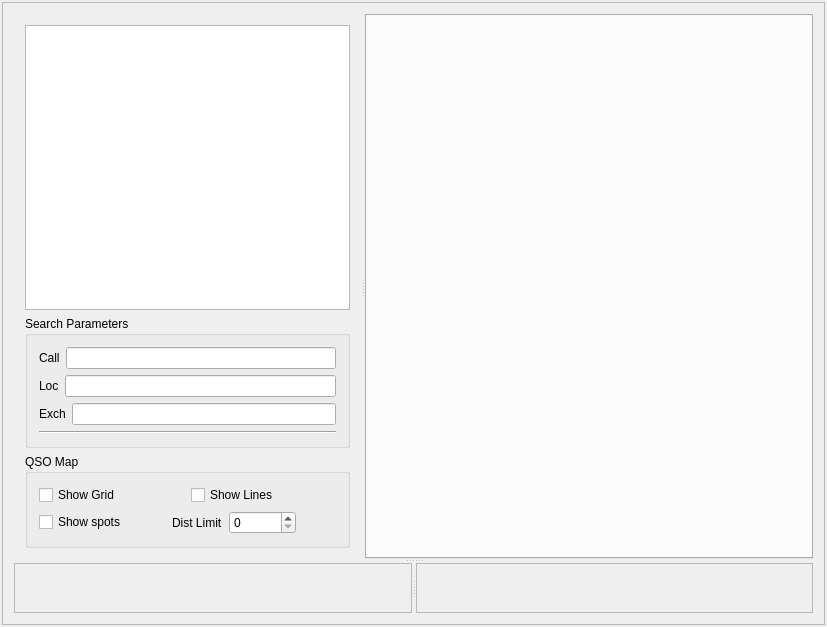
Above: mqt/MqtMonitor/MonitorMain.ui from Rsclub22/Minos2-Mirror before the change. Below: the same form after it.
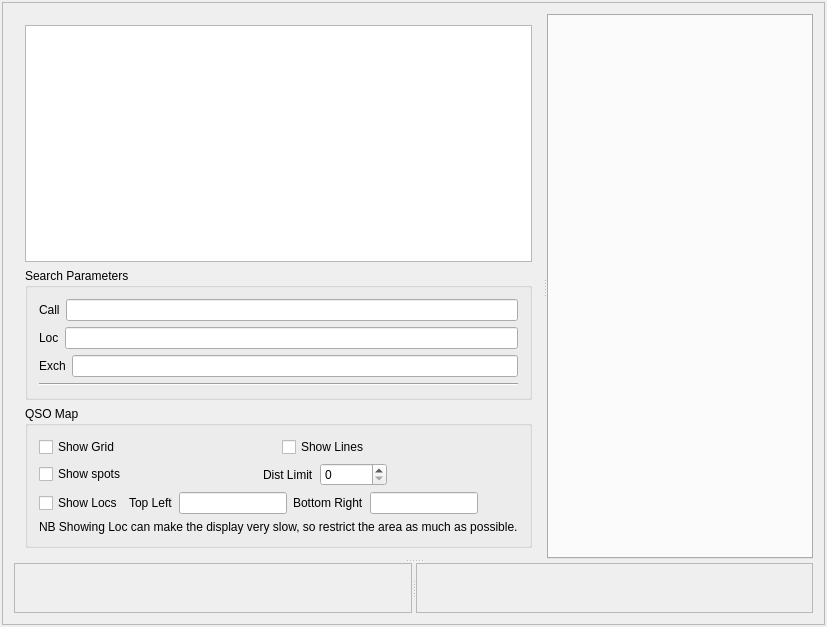
That is the form after the change. Custom widgets are drawn as their Qt base class.

Patch:
```diff
--- a/mqt/MqtMonitor/MonitorMain.ui
+++ b/mqt/MqtMonitor/MonitorMain.ui
@@ -214,6 +214,60 @@
                  </item>
                 </layout>
                </item>
+               <item>
+                <layout class="QHBoxLayout" name="horizontalLayout_7">
+                 <item>
+                  <widget class="QCheckBox" name="showLocs">
+                   <property name="text">
+                    <string>Show Locs</string>
+                   </property>
+                  </widget>
+                 </item>
+                 <item>
+                  <widget class="QLabel" name="label_5">
+                   <property name="text">
+                    <string>Top Left</string>
+                   </property>
+                  </widget>
+                 </item>
+                 <item>
+                  <widget class="QLineEdit" name="locTL"/>
+                 </item>
+                 <item>
+                  <widget class="QLabel" name="label_6">
+                   <property name="text">
+                    <string>Bottom Right</string>
+                   </property>
+                  </widget>
+                 </item>
+                 <item>
+                  <widget class="QLineEdit" name="locBR"/>
+                 </item>
+                 <item>
+                  <spacer name="horizontalSpacer_3">
+                   <property name="orientation">
+                    <enum>Qt::Horizontal</enum>
+                   </property>
+                   <property name="sizeHint" stdset="0">
+                    <size>
+                     <width>40</width>
+                     <height>20</height>
+                    </size>
+                   </property>
+                  </spacer>
+                 </item>
+                </layout>
+               </item>
+               <item>
+                <widget class="QLabel" name="label_7">
+                 <property name="text">
+                  <string>NB Showing Loc can make the display very slow, so restrict the area as much as possible.</string>
+                 </property>
+                 <property name="wordWrap">
+                  <bool>true</bool>
+                 </property>
+                </widget>
+               </item>
               </layout>
              </widget>
             </item>
```
